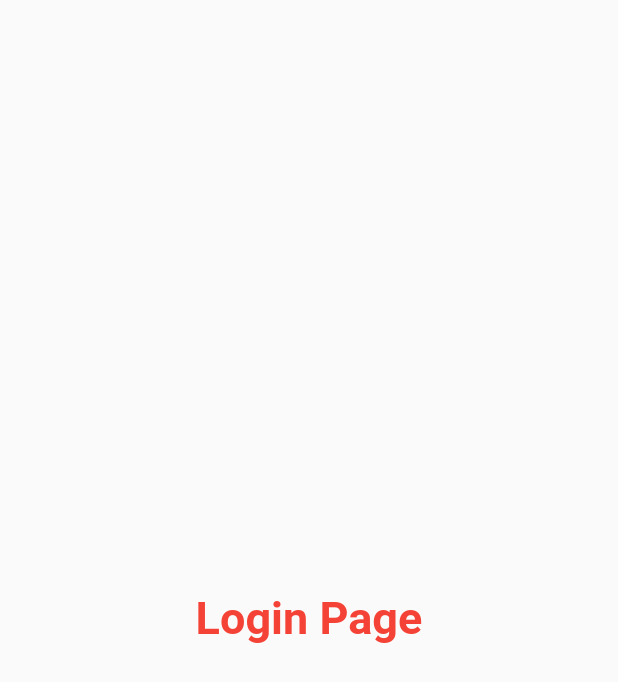
After one commit to krishanwalia30/app_development, a Flutter app: the screen it shows after launch, on a phone screen of 412 x 824 dp. The commit adds this screen. Shown: the top 682 px of the screen. Run offline on Flutter 3.47's test engine with Material 2 defaults, Android fonts, the phone set to English and light mode, and no system bars.

Commit message:
day3 completed

```diff
--- a/lib/main.dart
+++ b/lib/main.dart
@@ -1,5 +1,6 @@
 import 'package:flutter/material.dart';
-import 'package:startup_namer/home_page.dart';
+import 'package:startup_namer/pages/home_page.dart';
+import 'package:startup_namer/pages/login_page.dart';
 
 void main() {
   // WidgetApp , MaterialApp, CupertinoApp
@@ -10,7 +11,11 @@ class MyApp extends StatelessWidget {
   @override
   Widget build(BuildContext context) {
     return MaterialApp(
-      home: HomePage(),
-    );
+        theme: ThemeData(primarySwatch: Colors.cyan),
+        initialRoute: "/",
+        routes: {
+          "/": (context) => LoginPage(),
+          "/home": (context) => HomePage()
+        });
   }
 }
--- /dev/null
+++ b/lib/pages/login_page.dart
@@ -0,0 +1,20 @@
+import 'package:flutter/material.dart';
+
+class LoginPage extends StatelessWidget {
+  @override
+  Widget build(BuildContext context) {
+    return const Material(
+      child: Center(
+        child: Text(
+          "Login Page",
+          style: TextStyle(
+            fontSize: 30,
+            color: Colors.red,
+            fontWeight: FontWeight.bold,
+          ),
+        ),
+      ),
+
+    );
+  }
+}
```
Also changed, not shown: lib/pages/home_page.dart (renamed from lib/home_page.dart).
